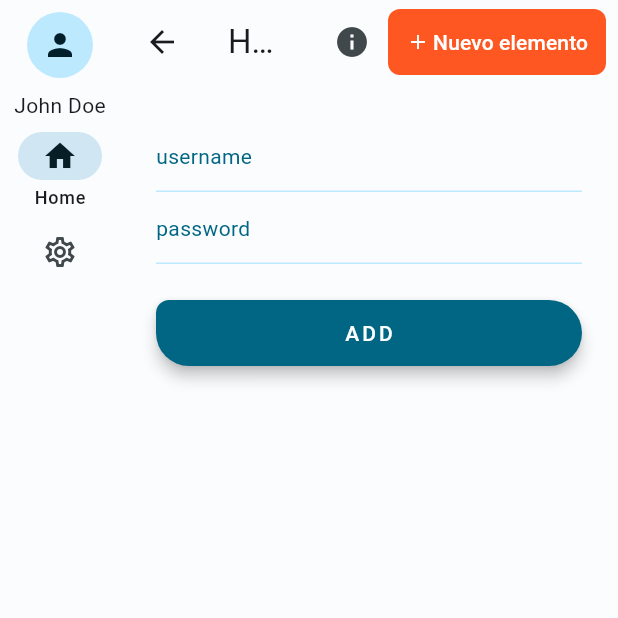
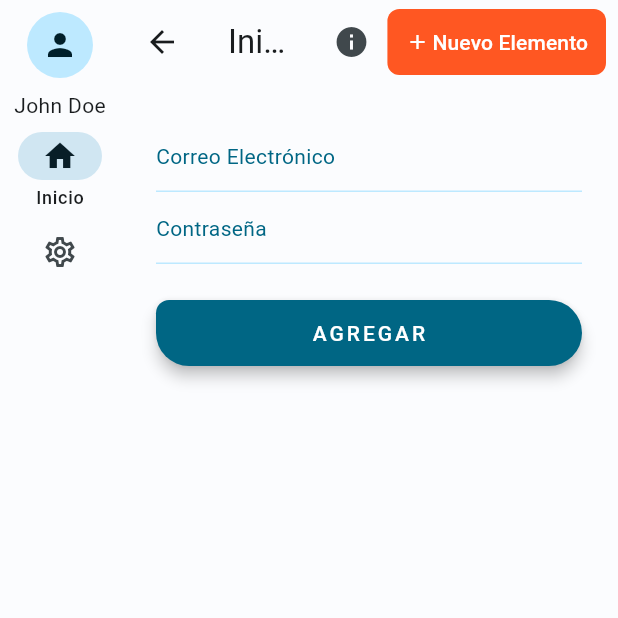
Before and after one commit to hryacosta/password, a Flutter app: the TabletPage screen opened directly, on a phone screen of 412 x 824 dp, the top half of it. Run offline on Flutter 3.47's test engine with Material 3 defaults, Android fonts, the phone set to English and light mode, and no system bars; our stand-ins replace connectivity_plus, dio, equatable, firebase_analytics, firebase_core, firebase_crashlytics and 8 more; missing offline and left inert: fzregex; accounts and stored records are empty; generated files the repository leaves out were written again; Roboto replaces fonts that are missing (Magra).

```diff
--- a/lib/core/utils/app_localization.dart
+++ b/lib/core/utils/app_localization.dart
@@ -1,25 +1,12 @@
-import 'package:flutter/cupertino.dart';
-import 'package:flutter_gen/gen_l10n/app_localizations.dart' as app;
+import 'package:flutter/widgets.dart';
+import 'package:flutter_gen/gen_l10n/app_localizations.dart' as c;
 import 'package:flutter_gen/gen_l10n/app_localizations_es.dart';
 
 class AppLocalization {
-  factory AppLocalization() {
-    return _instance;
-  }
-
-  factory AppLocalization.getInstance() {
-    return _instance;
-  }
-
-  AppLocalization._internal();
-
-  static final AppLocalization _instance = AppLocalization._internal();
-
-  static app.AppLocalizations of(BuildContext context) {
-    final location = app.AppLocalizations.of(context);
-
-    if (location != null) {
-      return location;
+  static c.AppLocalizations of(BuildContext context) {
+    final localtion = c.AppLocalizations.of(context);
+    if (localtion != null) {
+      return localtion;
     }
 
     return AppLocalizationsEs();
--- a/lib/l10n/app_en.arb
+++ b/lib/l10n/app_en.arb
@@ -8,6 +8,7 @@
   "username": "Email",
   "password": "Password",
   "document": "Document",
+  "add": "add",
   "sshKey": "SSH Key",
   "apiCredential": "API Credential",
   "bankAccount": "Bank Account",
@@ -34,5 +35,6 @@
   "noDataAvailable": "No data available at the moment. Please check back later",
   "logout": "Sign out",
   "newElement": "New Element",
-  "error_login_incorrect": "Incorrect username or password. Please verify your credentials and try again."
+  "error_login_incorrect": "Incorrect username or password. Please verify your credentials and try again.",
+  "search": "Search"
 }
--- a/lib/l10n/app_es.arb
+++ b/lib/l10n/app_es.arb
@@ -8,6 +8,7 @@
   "username": "Correo Electrónico",
   "password": "Contraseña",
   "document": "Documento",
+  "add": "Agregar",
   "sshKey": "Clave SSH",
   "apiCredential": "Credencial API",
   "bankAccount": "Cuenta bancaria",
@@ -34,5 +35,6 @@
   "noDataAvailable": "No hay datos disponibles por el momento. Por favor, vuelva más tarde",
   "logout": "Cerrar Sesión",
   "newElement": "Nuevo Elemento",
-  "error_login_incorrect": "Usuario o contraseña incorrectos. Por favor, verifica tus credenciales e inténtalo de nuevo."
+  "error_login_incorrect": "Usuario o contraseña incorrectos. Por favor, verifica tus credenciales e inténtalo de nuevo.",
+  "search": "Buscar"
 }
--- a/lib/presentation/components/message.dart
+++ b/lib/presentation/components/message.dart
@@ -1,13 +1,10 @@
-import 'dart:nativewrappers/_internal/vm/lib/mirrors_patch.dart';
 import 'dart:ui' as ui show TextHeightBehavior;
 
 import 'package:flutter/widgets.dart';
-import 'package:flutter_gen/gen_l10n/app_localizations.dart' as app;
-import 'package:password/core/utils/app_localization.dart';
 
-class Message extends StatefulWidget {
+class Message extends StatelessWidget {
   const Message(
-    this.id, {
+    this.data, {
     super.key,
     this.style,
     this.strutStyle,
@@ -37,53 +34,25 @@ class Message extends StatefulWidget {
   final Color? selectionColor;
   final ui.TextHeightBehavior? textHeightBehavior;
   final TextScaler? textScaler;
-  final String id;
-
-  @override
-  State<Message> createState() => _MessageState();
-}
-
-class _MessageState extends State<Message> {
-  late app.AppLocalizations localizations;
-
-  @override
-  void initState() {
-    localizations = AppLocalization.of(context);
-    super.initState();
-  }
+  final String data;
 
   @override
   Widget build(BuildContext context) {
     return Text(
-      translate(widget.id),
-      style: widget.style,
-      strutStyle: widget.strutStyle,
-      textAlign: widget.textAlign,
-      textDirection: widget.textDirection,
-      locale: widget.locale,
-      softWrap: widget.softWrap,
-      overflow: widget.overflow,
-      maxLines: widget.maxLines,
-      semanticsLabel: widget.semanticsLabel,
-      textWidthBasis: widget.textWidthBasis,
-      selectionColor: widget.selectionColor,
-      textHeightBehavior: widget.textHeightBehavior,
-      textScaler: widget.textScaler ?? TextScaler.noScaling,
+      data,
+      style: style,
+      strutStyle: strutStyle,
+      textAlign: textAlign,
+      textDirection: textDirection,
+      locale: locale,
+      softWrap: softWrap,
+      overflow: overflow,
+      maxLines: maxLines,
+      semanticsLabel: semanticsLabel,
+      textWidthBasis: textWidthBasis,
+      selectionColor: selectionColor,
+      textHeightBehavior: textHeightBehavior,
+      textScaler: textScaler ?? TextScaler.noScaling,
     );
   }
-
-  String translate(String id) {
-    try {
-      final argument =
-          reflect(localizations).getField(Symbol(id)).reflectee.toString();
-
-      if (argument.isNotEmpty) {
-        return argument;
-      }
-
-      return id;
-    } catch (e) {
-      return id;
-    }
-  }
 }
--- a/lib/presentation/views/app/desktop_page.dart
+++ b/lib/presentation/views/app/desktop_page.dart
@@ -27,12 +27,12 @@ class _DesktopPageState extends State<DesktopPage> {
             NavigationRailDestination(
               icon: const Icon(Icons.home_outlined),
               selectedIcon: const Icon(Icons.home),
-              label: Text(localization.home),
+              label: Message(localization.home),
             ),
             NavigationRailDestination(
               icon: const Icon(Icons.settings_outlined),
               selectedIcon: const Icon(Icons.settings),
-              label: Text(localization.settings),
+              label: Message(localization.settings),
             ),
           ],
           selectedIndex: _selectedIndex,
@@ -69,7 +69,7 @@ class _DesktopPageState extends State<DesktopPage> {
                       children: [
                         const Icon(Icons.add, size: 16, color: Colors.white),
                         const SizedBox(width: 2),
-                        Text(
+                        Message(
                           AppLocalization.of(context).newElement,
                           style: GoogleFonts.roboto(
                             fontSize: 14,
@@ -106,11 +106,11 @@ class _DesktopPageState extends State<DesktopPage> {
 
     switch (_selectedIndex) {
       case 0:
-        return Text(localization.home);
+        return Message(localization.home);
       case 1:
-        return Text(localization.settings);
+        return Message(localization.settings);
       default:
-        return Text(localization.home);
+        return Message(localization.home);
     }
   }
 
@@ -147,7 +147,7 @@ class Profile extends StatelessWidget {
           child: Icon(Icons.person),
         ),
         SizedBox(height: 8),
-        Text('John Doe'),
+        Message('John Doe'),
       ],
     );
   }
--- a/lib/presentation/views/app/tablet_page.dart
+++ b/lib/presentation/views/app/tablet_page.dart
@@ -1,6 +1,7 @@
 import 'package:flutter/cupertino.dart';
 import 'package:flutter/material.dart';
 import 'package:google_fonts/google_fonts.dart';
+import 'package:password/core/utils/app_localization.dart';
 import 'package:password/presentation/components/message.dart';
 import 'package:password/presentation/views/home/home_page.dart';
 import 'package:password/presentation/views/settings/settings_page.dart';
@@ -17,19 +18,20 @@ class _TabletPageState extends State<TabletPage> {
 
   @override
   Widget build(BuildContext context) {
+    final localization = AppLocalization.of(context);
     return Row(
       children: [
         NavigationRail(
-          destinations: const [
+          destinations: [
             NavigationRailDestination(
-              icon: Icon(Icons.home_outlined),
-              selectedIcon: Icon(Icons.home),
-              label: Message('Home'),
+              icon: const Icon(Icons.home_outlined),
+              selectedIcon: const Icon(Icons.home),
+              label: Message(localization.home),
             ),
             NavigationRailDestination(
-              icon: Icon(Icons.settings_outlined),
-              selectedIcon: Icon(Icons.settings),
-              label: Message('Settings'),
+              icon: const Icon(Icons.settings_outlined),
+              selectedIcon: const Icon(Icons.settings),
+              label: Message(localization.settings),
             ),
           ],
           selectedIndex: _selectedIndex,
@@ -42,7 +44,7 @@ class _TabletPageState extends State<TabletPage> {
         Expanded(
           child: Scaffold(
             appBar: AppBar(
-              title: const Message('Home Page'),
+              title: Message(localization.home),
               actions: [
                 IconButton(
                   icon: const Icon(Icons.info_sharp),
@@ -62,8 +64,8 @@ class _TabletPageState extends State<TabletPage> {
                       children: [
                         const Icon(Icons.add, size: 16, color: Colors.white),
                         const SizedBox(width: 2),
-                        Text(
-                          'Nuevo elemento',
+                        Message(
+                          localization.newElement,
                           style: GoogleFonts.roboto(
                             fontSize: 14,
                             fontWeight: FontWeight.w500,
@@ -101,6 +103,7 @@ class _TabletPageState extends State<TabletPage> {
   }
 
   void addElement() {
+    final localization = AppLocalization.of(context);
     showDialog<void>(
       context: context,
       barrierDismissible: false, // user must tap button!
@@ -110,7 +113,7 @@ class _TabletPageState extends State<TabletPage> {
             builder: (context, controller) {
               return SearchBar(
                 controller: controller,
-                hintText: 'Search',
+                hintText: localization.search,
                 padding: const WidgetStatePropertyAll<EdgeInsets>(
                   EdgeInsets.symmetric(horizontal: 16),
                 ),
@@ -143,7 +146,7 @@ class _TabletPageState extends State<TabletPage> {
               return List<ListTile>.generate(5, (int index) {
                 final item = 'item $index';
                 return ListTile(
-                  title: Text(item),
+                  title: Message(item),
                   onTap: () {
                     setState(() {
                       controller.closeView(item);
@@ -153,7 +156,7 @@ class _TabletPageState extends State<TabletPage> {
               });
             },
           ),
-          content: const Text('You are in the football universe!'),
+          content: const Message('You are in the football universe!'),
         );
       },
     );
@@ -172,7 +175,7 @@ class Profile extends StatelessWidget {
           child: Icon(Icons.person),
         ),
         SizedBox(height: 8),
-        Text('John Doe'),
+        Message('John Doe'),
       ],
     );
   }
--- a/lib/presentation/views/home/home_page.dart
+++ b/lib/presentation/views/home/home_page.dart
@@ -1,4 +1,5 @@
 import 'package:flutter/material.dart';
+import 'package:password/core/utils/app_localization.dart';
 import 'package:password/presentation/components/button.dart';
 import 'package:password/presentation/components/input/input_field.dart';
 import 'package:password/presentation/providers/home_provider.dart';
@@ -22,22 +23,29 @@ class _HomePageState extends State<HomePage> {
 
   @override
   Widget build(BuildContext context) {
+    final localization = AppLocalization.of(context);
     return Container(
       margin: const EdgeInsets.all(24),
       child: Column(
         children: [
           InputField(
             onChange: (String value) {},
-            labelText: 'username',
+            labelText: localization.username,
           ),
           InputField(
             onChange: (String value) {},
-            labelText: 'password',
+            labelText: localization.password,
           ),
           const SizedBox(
             height: 24,
           ),
-          SizedBox(width: 400, child: Button(label: 'add', onPress: onPress)),
+          SizedBox(
+            width: 400,
+            child: Button(
+              label: localization.add,
+              onPress: onPress,
+            ),
+          ),
         ],
       ),
     );
--- a/lib/presentation/views/home/option_icon.dart
+++ b/lib/presentation/views/home/option_icon.dart
@@ -1,4 +1,5 @@
 import 'package:flutter/widgets.dart';
+import 'package:password/presentation/components/message.dart';
 
 class OptionIcon extends StatelessWidget {
   const OptionIcon({required this.title, super.key});
@@ -9,7 +10,7 @@ class OptionIcon extends StatelessWidget {
   Widget build(BuildContext context) {
     return Container(
       margin: const EdgeInsets.all(2),
-      child: Text(title),
+      child: Message(title),
     );
   }
 }
```
